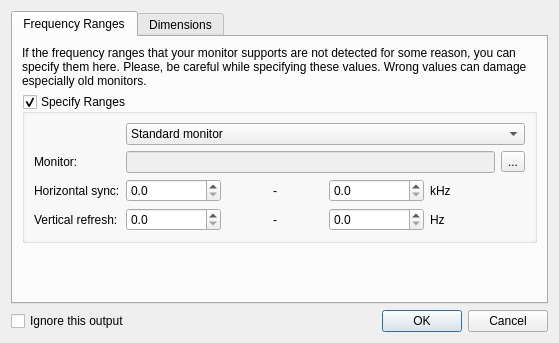
Above: kde4/display-settings/ui/output.ui from pars-linux/uludag before the change. Below: the same form after it.
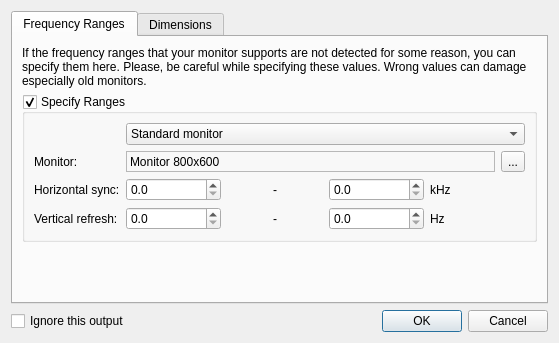
That is the form after the change.

Diff of the .ui file:
```diff
--- a/kde4/display-settings/ui/output.ui
+++ b/kde4/display-settings/ui/output.ui
@@ -81,9 +81,18 @@
             <item row="1" column="1">
              <layout class="QHBoxLayout" name="horizontalLayout_2">
               <item>
-               <widget class="QLineEdit" name="monitorName">
-                <property name="enabled">
-                 <bool>false</bool>
+               <widget class="QLabel" name="monitorName">
+                <property name="sizePolicy">
+                 <sizepolicy hsizetype="Expanding" vsizetype="Preferred">
+                  <horstretch>0</horstretch>
+                  <verstretch>0</verstretch>
+                 </sizepolicy>
+                </property>
+                <property name="frameShape">
+                 <enum>QFrame::StyledPanel</enum>
+                </property>
+                <property name="text">
+                 <string>Monitor 800x600</string>
                 </property>
                </widget>
               </item>
```
